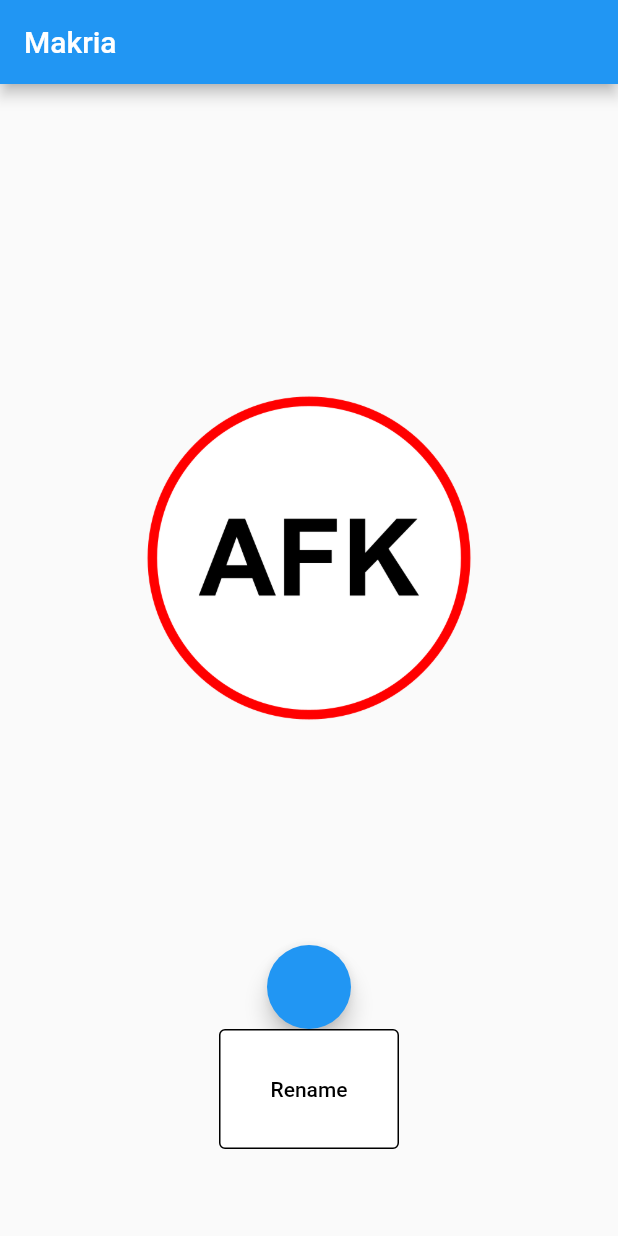
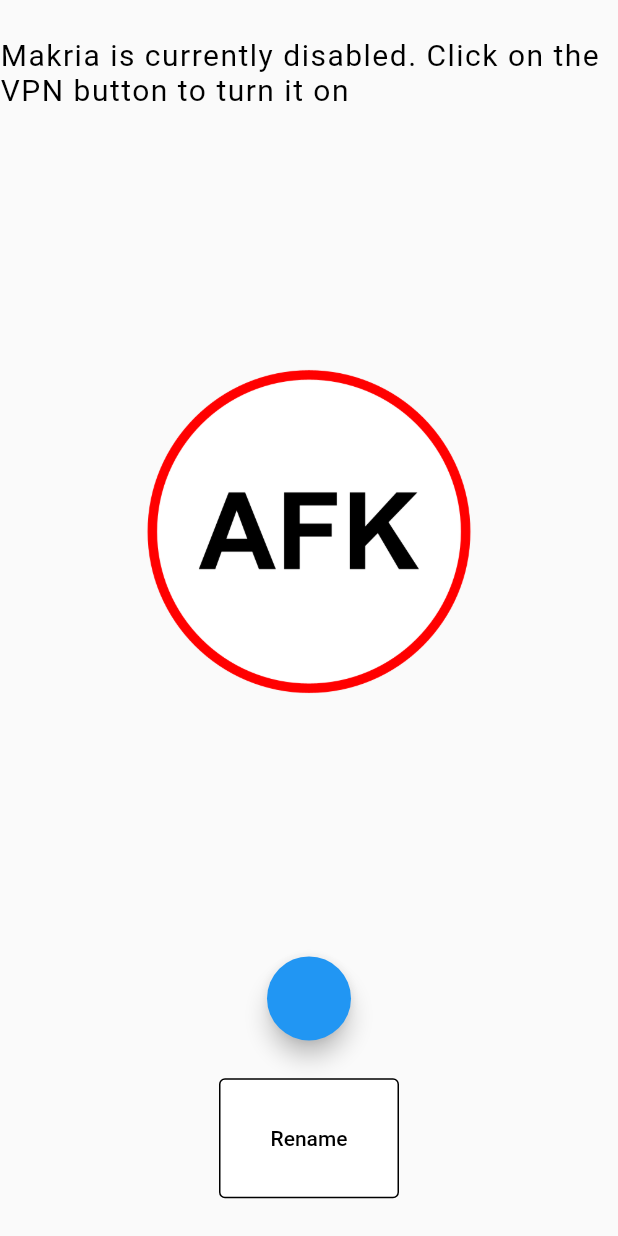
Before and after one commit to globaltempest/makria, a Flutter app: the MyHomePage screen opened directly, on a phone screen of 412 x 824 dp. Run offline on Flutter 3.47's test engine with Material 2 defaults, Android fonts, the phone set to English and light mode, and no system bars; our stand-ins replace audioplayers; Roboto replaces fonts that are missing (VarelaRound).

Commit message:
Final product (hopefully) minus backend integration

```diff
--- a/lib/main.dart
+++ b/lib/main.dart
@@ -31,6 +31,7 @@ class FirstPage extends StatelessWidget {
   @override
   Widget build(BuildContext context) {
     return Scaffold(
+      /*
       appBar: AppBar(
         title: Text(
           title,
@@ -43,6 +44,7 @@ class FirstPage extends StatelessWidget {
         ),
         centerTitle: true,
       ),
+      */
       body: Column(
         mainAxisAlignment: MainAxisAlignment.center,
         children: <Widget>[
@@ -78,6 +80,7 @@ class SecondPage extends StatelessWidget {
   @override
   Widget build(BuildContext context) {
     return Scaffold(
+      /*
       appBar: AppBar(
         title: Text(
           title,
@@ -90,6 +93,7 @@ class SecondPage extends StatelessWidget {
         ),
         centerTitle: true,
       ),
+      */
       body: Column(
         mainAxisAlignment: MainAxisAlignment.center,
         children: <Widget>[
@@ -201,7 +205,9 @@ class MyHomePage extends StatefulWidget {
 }
 
 class _MyHomePageState extends State<MyHomePage> {
+
   String imageLink = 'assets/off_button.png';
+  String buttonText = 'Makria is currently disabled. Click on the VPN button to turn it on';
   int status = 0; //0 = off, 1 = on, 2 = on and alert
 
   void _onButtonPressed(String value) {
@@ -214,32 +220,48 @@ class _MyHomePageState extends State<MyHomePage> {
     final player = AudioCache();
     player.load('kid_air_raid.mp3');
     _onButtonPressed('assets/alert_button.png');
+    buttonText = 'Your name has just been mentioned! A telegram has been sent with more details.';
     status = 2;
   }
 
   @override
   Widget build(BuildContext context) {
     return Scaffold(
+      /*
       appBar: AppBar(
         title: Text(widget.title),
       ),
+      */
       body: Center(
         child: Column(
-          mainAxisAlignment: MainAxisAlignment.center,
+          mainAxisAlignment: MainAxisAlignment.spaceEvenly,
           children: <Widget>[
+            Center(
+              child: Text(
+                '$buttonText',
+                style: TextStyle(
+                  fontSize: 20.0,
+                  letterSpacing: 1.0,
+                  color: Colors.black,
+                ),
+              ),
+            ),
             IconButton(
               icon: Image.asset(imageLink),
               iconSize: 500,
               onPressed: () {
                 if (status == 0) {
                   _onButtonPressed('assets/on_button.png');
+                  buttonText = 'Makria is currently disabled. Click on the VPN button to turn it on';
                   status = 1;
                 } else if (status == 1) {
                   _onButtonPressed('assets/off_button.png');
+                  buttonText = 'Makria is currently enabled and will alert you if your name is detected.';
                   status = 0;
                 }
               },
             ),
+
             FloatingActionButton(
               onPressed: () {
                 if (status == 1) {
```
Also changed, not shown: assets/Makria-removebg-preview.png, 3 other files.
